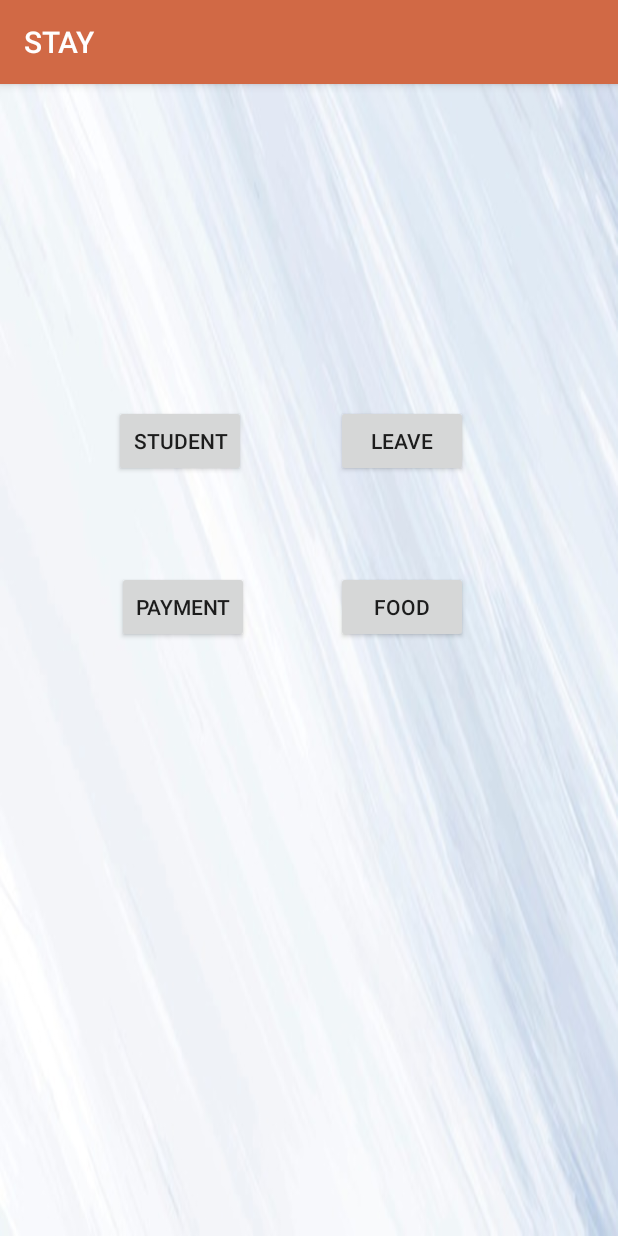
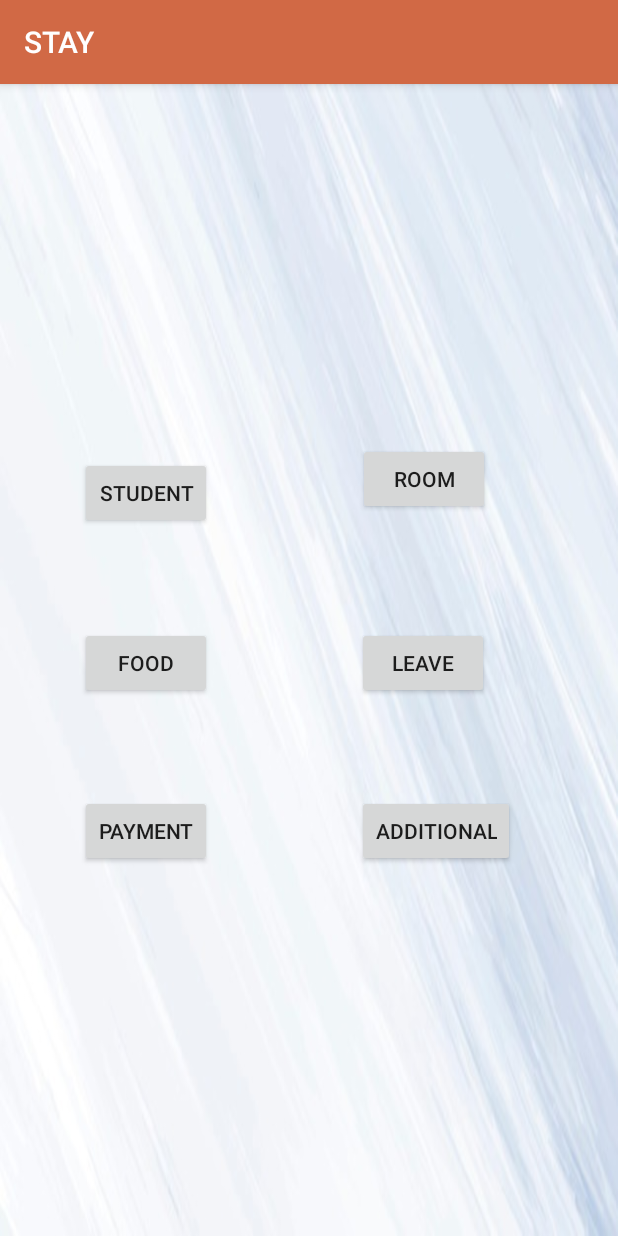
Before and after one commit to MilindaRanawaka/STAY, an Android app: the ManagementHomeActivity screen opened directly, with no data from a screen before it, on a phone screen of 412 x 824 dp. Run offline under Robolectric (Android 15) with nearby library versions, the phone set to English and light mode, and no system bars.

Commit message:
Home Page

```diff
--- a/app/src/main/res/layout/activity_management_home.xml
+++ b/app/src/main/res/layout/activity_management_home.xml
@@ -8,15 +8,47 @@
     tools:context=".ManagementHomeActivity">
 
     <Button
+        android:id="@+id/addiBtn"
+        android:layout_width="wrap_content"
+        android:layout_height="wrap_content"
+        android:layout_marginStart="95dp"
+        android:layout_marginLeft="95dp"
+        android:layout_marginTop="32dp"
+        android:layout_marginEnd="68dp"
+        android:layout_marginRight="68dp"
+        android:layout_marginBottom="263dp"
+        android:text="@string/adi"
+        app:layout_constraintBottom_toBottomOf="parent"
+        app:layout_constraintEnd_toEndOf="parent"
+        app:layout_constraintStart_toEndOf="@+id/payBtn"
+        app:layout_constraintTop_toBottomOf="@+id/leaveBtn" />
+
+    <Button
+        android:id="@+id/roomBtn"
+        android:layout_width="wrap_content"
+        android:layout_height="wrap_content"
+        android:layout_marginTop="256dp"
+        android:layout_marginEnd="85dp"
+        android:layout_marginRight="85dp"
+        android:layout_marginBottom="37dp"
+        android:text="@string/room"
+        app:layout_constraintBottom_toTopOf="@+id/leaveBtn"
+        app:layout_constraintEnd_toEndOf="parent"
+        app:layout_constraintTop_toTopOf="parent" />
+
+    <Button
         android:id="@+id/stuBtn"
         android:layout_width="wrap_content"
         android:layout_height="wrap_content"
-        android:layout_marginStart="76dp"
-        android:layout_marginLeft="76dp"
-        android:layout_marginTop="212dp"
-        android:layout_marginBottom="30dp"
+        android:layout_marginStart="53dp"
+        android:layout_marginLeft="53dp"
+        android:layout_marginTop="239dp"
+        android:layout_marginEnd="97dp"
+        android:layout_marginRight="97dp"
+        android:layout_marginBottom="56dp"
         android:text="@string/stu"
-        app:layout_constraintBottom_toTopOf="@+id/payBtn"
+        app:layout_constraintBottom_toTopOf="@+id/foodBtn"
+        app:layout_constraintEnd_toStartOf="@+id/roomBtn"
         app:layout_constraintStart_toStartOf="parent"
         app:layout_constraintTop_toTopOf="parent" />
 
@@ -24,38 +56,35 @@
         android:id="@+id/leaveBtn"
         android:layout_width="wrap_content"
         android:layout_height="wrap_content"
-        android:layout_marginTop="212dp"
-        android:layout_marginEnd="100dp"
-        android:layout_marginRight="100dp"
-        android:layout_marginBottom="30dp"
+        android:layout_marginStart="95dp"
+        android:layout_marginLeft="95dp"
+        android:layout_marginTop="37dp"
+        android:layout_marginEnd="85dp"
+        android:layout_marginRight="85dp"
+        android:layout_marginBottom="32dp"
         android:text="@string/leave"
-        app:layout_constraintBottom_toTopOf="@+id/foodBtn"
+        app:layout_constraintBottom_toTopOf="@+id/addiBtn"
         app:layout_constraintEnd_toEndOf="parent"
-        app:layout_constraintTop_toTopOf="parent" />
+        app:layout_constraintStart_toEndOf="@+id/foodBtn"
+        app:layout_constraintTop_toBottomOf="@+id/roomBtn" />
 
     <Button
         android:id="@+id/foodBtn"
         android:layout_width="wrap_content"
         android:layout_height="wrap_content"
-        android:layout_marginTop="30dp"
-        android:layout_marginEnd="100dp"
-        android:layout_marginRight="100dp"
-        android:layout_marginBottom="393dp"
+        android:layout_marginStart="53dp"
+        android:layout_marginLeft="53dp"
         android:text="@string/food"
-        app:layout_constraintBottom_toBottomOf="parent"
-        app:layout_constraintEnd_toEndOf="parent"
-        app:layout_constraintTop_toBottomOf="@+id/leaveBtn" />
+        app:layout_constraintBaseline_toBaselineOf="@+id/leaveBtn"
+        app:layout_constraintStart_toStartOf="parent" />
 
     <Button
         android:id="@+id/payBtn"
         android:layout_width="wrap_content"
         android:layout_height="wrap_content"
-        android:layout_marginStart="78dp"
-        android:layout_marginLeft="78dp"
-        android:layout_marginTop="30dp"
-        android:layout_marginBottom="393dp"
+        android:layout_marginStart="53dp"
+        android:layout_marginLeft="53dp"
         android:text="@string/pay"
-        app:layout_constraintBottom_toBottomOf="parent"
-        app:layout_constraintStart_toStartOf="parent"
-        app:layout_constraintTop_toBottomOf="@+id/stuBtn" />
+        app:layout_constraintBaseline_toBaselineOf="@+id/addiBtn"
+        app:layout_constraintStart_toStartOf="parent" />
 </androidx.constraintlayout.widget.ConstraintLayout>
--- a/app/src/main/res/values/strings.xml
+++ b/app/src/main/res/values/strings.xml
@@ -7,4 +7,6 @@
     <string name="pay">Payment</string>
     <string name="leave">Leave</string>
     <string name="stu">Student</string>
+    <string name="room">Room</string>
+    <string name="adi">Additional</string>
 </resources>
```
